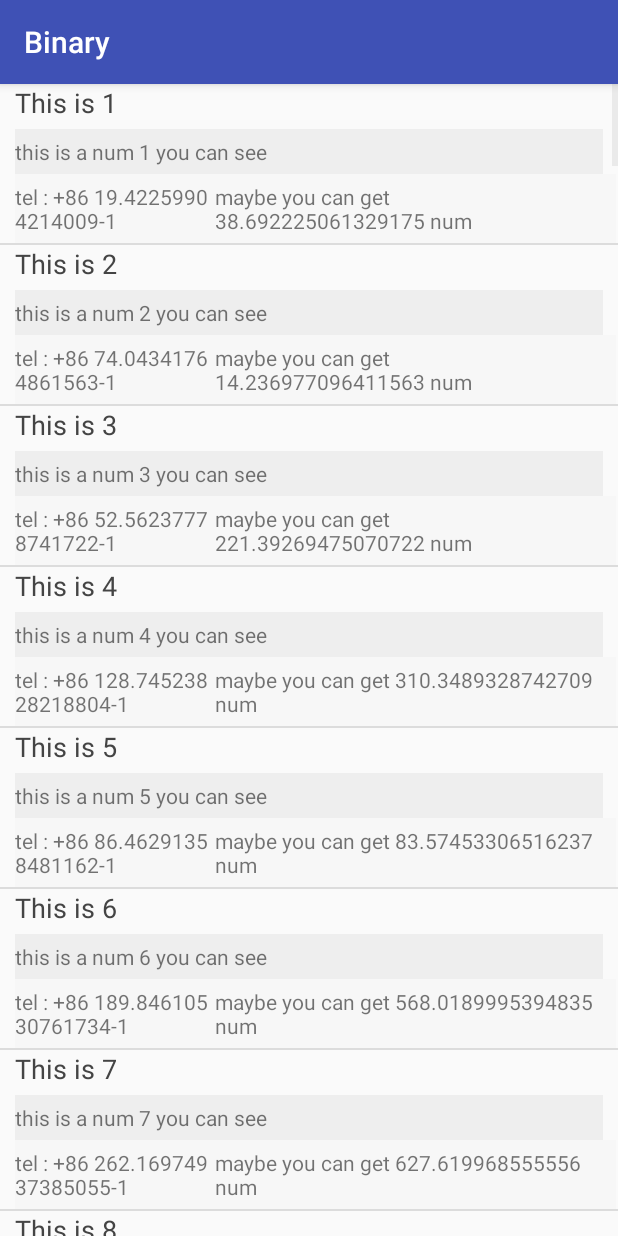
After one commit to HankinsPan/Binary, an Android app: the FiveActivity screen opened directly, with no data from a screen before it, on a phone screen of 412 x 824 dp. The commit adds this screen. Run offline under Robolectric (Android 15) with nearby library versions, the phone set to English and light mode, and no system bars.

Commit message:
fuck listView

```diff
--- a/binary/src/main/AndroidManifest.xml
+++ b/binary/src/main/AndroidManifest.xml
@@ -24,6 +24,8 @@
 
         <activity android:name=".FourActivity" />
 
+        <activity android:name=".FiveActivity" />
+
     </application>
 
 </manifest>
--- /dev/null
+++ b/binary/src/main/java/com/binary/FiveActivity.java
@@ -0,0 +1,52 @@
+package com.binary;
+
+import android.os.Bundle;
+import android.support.annotation.Nullable;
+import android.support.v7.app.AppCompatActivity;
+import android.widget.ListView;
+
+import java.util.ArrayList;
+import java.util.List;
+
+/**
+ * Created by bestotem on 2017/7/21.
+ */
+
+public class FiveActivity extends AppCompatActivity {
+    public static final String TAG = "FiveActivity";
+
+    private List<ItemData> datas = new ArrayList<>();
+    private ListView lvItem;
+
+
+    @Override
+    protected void onCreate(@Nullable Bundle savedInstanceState) {
+        super.onCreate(savedInstanceState);
+        setContentView(R.layout.activity_five);
+
+        initData();
+        initView();
+
+    }
+
+
+    private void initData() {
+        ItemData itemData;
+        for (int i = 1; i <= 100; i++) {
+
+            String title = "This is " + i;
+            String content = "this is a num " + i + " you can see";
+            String des = "maybe you can get " + Math.random() * 100 * i + " num";
+            String tel = "tel : +86 " + Math.random() * 50 * i + "-1";
+
+            itemData = new ItemData(title, content, des, tel);
+            datas.add(itemData);
+
+        }
+    }
+
+    private void initView() {
+        lvItem = (ListView) findViewById(R.id.lv_five);
+        lvItem.setAdapter(new FiveAdapter(this, datas));
+    }
+}
--- /dev/null
+++ b/binary/src/main/java/com/binary/FiveAdapter.java
@@ -0,0 +1,81 @@
+package com.binary;
+
+import android.content.Context;
+import android.view.LayoutInflater;
+import android.view.View;
+import android.view.ViewGroup;
+import android.widget.BaseAdapter;
+import android.widget.TextView;
+
+
+import java.util.List;
+
+/**
+ * Created by bestotem on 2017/7/21.
+ */
+
+public class FiveAdapter extends BaseAdapter {
+
+    private List<ItemData> datas;
+    private LayoutInflater mInflater;
+
+    public FiveAdapter(Context context, List<ItemData> datas) {
+
+        this.datas = datas;
+        mInflater = LayoutInflater.from(context);
+    }
+
+
+    @Override
+    public int getCount() {
+        return datas.size();
+    }
+
+    @Override
+    public Object getItem(int position) {
+        return datas.get(position);
+    }
+
+    @Override
+    public long getItemId(int position) {
+        return position;
+    }
+
+    @Override
+    public View getView(int position, View convertView, ViewGroup parent) {
+        mViewHolder mHolder;
+
+        if (convertView == null) {
+            mHolder = new mViewHolder();
+
+            convertView = mInflater.inflate(R.layout.five_item, null);
+
+            mHolder.itemTitle = (TextView) convertView.findViewById(R.id.tv_title);
+            mHolder.itemContent = (TextView) convertView.findViewById(R.id.tv_content);
+            mHolder.itemTel = (TextView) convertView.findViewById(R.id.tv_tel);
+            mHolder.itemDes = (TextView) convertView.findViewById(R.id.tv_desc);
+
+            convertView.setTag(mHolder);
+
+
+        } else {
+            mHolder = (mViewHolder) convertView.getTag();
+        }
+
+        ItemData itemData = datas.get(position);
+        mHolder.itemTitle.setText(itemData.getTitle());
+        mHolder.itemContent.setText(itemData.getContent());
+        mHolder.itemDes.setText(itemData.getDecs());
+        mHolder.itemTel.setText(itemData.getTel());
+
+        return convertView;
+    }
+
+    class mViewHolder {
+        public TextView itemTitle;
+        public TextView itemContent;
+        public TextView itemDes;
+        public TextView itemTel;
+
+    }
+}
--- /dev/null
+++ b/binary/src/main/java/com/binary/ItemData.java
@@ -0,0 +1,52 @@
+package com.binary;
+
+/**
+ * Created by bestotem on 2017/7/21.
+ */
+
+public class ItemData {
+    public String title;
+    public String content;
+    public String decs;
+    public String tel;
+
+
+    public ItemData(String title, String content, String decs, String tel) {
+        this.title = title;
+        this.content = content;
+        this.decs = decs;
+        this.tel = tel;
+    }
+
+    public String getTitle() {
+        return title;
+    }
+
+    public void setTitle(String title) {
+        this.title = title;
+    }
+
+    public String getContent() {
+        return content;
+    }
+
+    public void setContent(String content) {
+        this.content = content;
+    }
+
+    public String getDecs() {
+        return decs;
+    }
+
+    public void setDecs(String decs) {
+        this.decs = decs;
+    }
+
+    public String getTel() {
+        return tel;
+    }
+
+    public void setTel(String tel) {
+        this.tel = tel;
+    }
+}
--- a/binary/src/main/java/com/binary/MainActivity.java
+++ b/binary/src/main/java/com/binary/MainActivity.java
@@ -26,13 +26,14 @@ import java.net.URL;
 import java.net.URLConnection;
 import java.util.ArrayList;
 import java.util.List;
+import java.util.jar.Manifest;
 
 
 public class MainActivity extends AppCompatActivity {
     public static final String TAG = "MainActivity";
 
     private ImageView imageView;
-    private Button btnOne, btnTwo,btnFour, btnDrawC, btnDrawR;
+    private Button btnOne, btnTwo,btnFour, btnDrawC, btnDrawR,btnDrawL;
     private ProgressBar progressBar;
 
     private RelativeLayout mRlaImage;
@@ -69,6 +70,8 @@ public class MainActivity extends AppCompatActivity {
 
         btnDrawC = (Button) findViewById(R.id.btn_drawC);
         btnDrawR = (Button) findViewById(R.id.btn_drawR);
+        btnDrawL = (Button) findViewById(R.id.btn_reList);
+
         progressBar = (ProgressBar) findViewById(R.id.pro_bar);
 
         mRlaImage = (RelativeLayout) findViewById(R.id.rla_Img);
@@ -137,6 +140,14 @@ public class MainActivity extends AppCompatActivity {
 //                mRlaDrawRect.addView(new DrawRect(MainActivity.this));
 
 
+            }
+        });
+
+        btnDrawL.setOnClickListener(new View.OnClickListener() {
+            @Override
+            public void onClick(View view) {
+                Intent intent = new Intent(MainActivity.this,FiveActivity.class);
+                startActivity(intent);
             }
         });
 
--- /dev/null
+++ b/binary/src/main/res/layout/activity_five.xml
@@ -0,0 +1,14 @@
+<?xml version="1.0" encoding="utf-8"?>
+<LinearLayout xmlns:android="http://schemas.android.com/apk/res/android"
+    android:layout_width="match_parent"
+    android:layout_height="match_parent"
+    android:orientation="vertical">
+
+    <ListView
+        android:id="@+id/lv_five"
+        android:layout_width="match_parent"
+        android:layout_height="wrap_content">
+
+    </ListView>
+
+</LinearLayout>
--- a/binary/src/main/res/layout/activity_main.xml
+++ b/binary/src/main/res/layout/activity_main.xml
@@ -1,7 +1,7 @@
 <?xml version="1.0" encoding="utf-8"?>
 <RelativeLayout xmlns:android="http://schemas.android.com/apk/res/android"
+    xmlns:app="http://schemas.android.com/apk/res-auto"
     xmlns:tools="http://schemas.android.com/tools"
-    xmlns:app="http://schemas.android.com/apk/res-auto"
     android:id="@+id/activity_main"
     android:layout_width="match_parent"
     android:layout_height="match_parent"
@@ -33,7 +33,7 @@
             android:layout_marginLeft="5dp"
             android:layout_marginRight="5dp"
             android:layout_weight="1"
-            android:text="New Activity" />
+            android:text="New " />
 
 
         <Button
@@ -43,7 +43,7 @@
             android:layout_marginLeft="5dp"
             android:layout_marginRight="5dp"
             android:layout_weight="1"
-            android:text="turn List" />
+            android:text="List" />
 
     </LinearLayout>
 
@@ -74,6 +74,17 @@
             android:layout_weight="1"
             android:background="@color/colorPrimary"
             android:text="Draw R"
+            android:textColor="#FFF"
+            android:textSize="15sp" />
+
+        <Button
+            android:id="@+id/btn_reList"
+            android:layout_width="0dp"
+            android:layout_height="wrap_content"
+            android:layout_margin="5dp"
+            android:layout_weight="1"
+            android:background="@color/colorPrimary"
+            android:text="Draw L"
             android:textColor="#FFF"
             android:textSize="15sp" />
 
@@ -124,10 +135,10 @@
     </LinearLayout>
 
     <!--<com.binary.DrawRect-->
-        <!--android:id="@+id/draw_line"-->
-        <!--android:layout_width="match_parent"-->
-        <!--android:layout_height="match_parent"-->
-        <!--android:layout_below="@id/rla_draw"-->
-        <!--/>-->
+    <!--android:id="@+id/draw_line"-->
+    <!--android:layout_width="match_parent"-->
+    <!--android:layout_height="match_parent"-->
+    <!--android:layout_below="@id/rla_draw"-->
+    <!--/>-->
 
 </RelativeLayout>
--- /dev/null
+++ b/binary/src/main/res/layout/five_item.xml
@@ -0,0 +1,83 @@
+<?xml version="1.0" encoding="utf-8"?>
+<LinearLayout xmlns:android="http://schemas.android.com/apk/res/android"
+    android:layout_width="match_parent"
+    android:layout_height="match_parent"
+    android:layout_marginTop="5dp"
+    android:orientation="vertical">
+
+
+    <RelativeLayout
+        android:id="@+id/rlt_one"
+        android:layout_width="match_parent"
+        android:layout_height="wrap_content">
+
+        <TextView
+            android:id="@+id/tv_title"
+            android:layout_width="wrap_content"
+            android:layout_height="wrap_content"
+            android:layout_alignParentLeft="true"
+            android:layout_marginLeft="10dp"
+            android:layout_marginRight="10dp"
+            android:singleLine="true"
+            android:textColor="#444"
+            android:textSize="18sp" />
+
+        <TextView
+            android:id="@+id/tv_content"
+            android:layout_width="match_parent"
+            android:layout_height="wrap_content"
+            android:layout_below="@id/tv_title"
+            android:layout_marginLeft="10dp"
+            android:layout_marginRight="10dp"
+            android:layout_marginTop="5dp"
+            android:background="#99E6E6E6"
+            android:paddingBottom="5dp"
+            android:paddingTop="5dp"
+            android:textSize="14sp" />
+
+    </RelativeLayout>
+
+    <LinearLayout
+        android:layout_width="match_parent"
+        android:layout_height="wrap_content"
+        android:layout_marginLeft="10dp"
+        android:layout_marginRight="1dp"
+        android:background="#66F2F2F2"
+        android:orientation="horizontal">
+
+        <RelativeLayout
+            android:layout_width="0dp"
+            android:layout_height="wrap_content"
+            android:layout_weight="2"
+            android:paddingBottom="5dp"
+            android:paddingTop="5dp">
+
+            <TextView
+                android:id="@+id/tv_tel"
+                android:layout_width="wrap_content"
+                android:layout_height="wrap_content"
+                android:layout_alignParentLeft="true" />
+
+
+        </RelativeLayout>
+
+        <RelativeLayout
+            android:layout_width="0dp"
+            android:layout_height="wrap_content"
+            android:layout_weight="4"
+            android:paddingBottom="5dp"
+            android:paddingTop="5dp">
+
+            <TextView
+                android:id="@+id/tv_desc"
+                android:layout_width="wrap_content"
+                android:layout_height="wrap_content"
+                android:layout_alignParentRight="true"
+                android:layout_marginRight="10dp" />
+
+
+        </RelativeLayout>
+    </LinearLayout>
+
+
+</LinearLayout>
```
